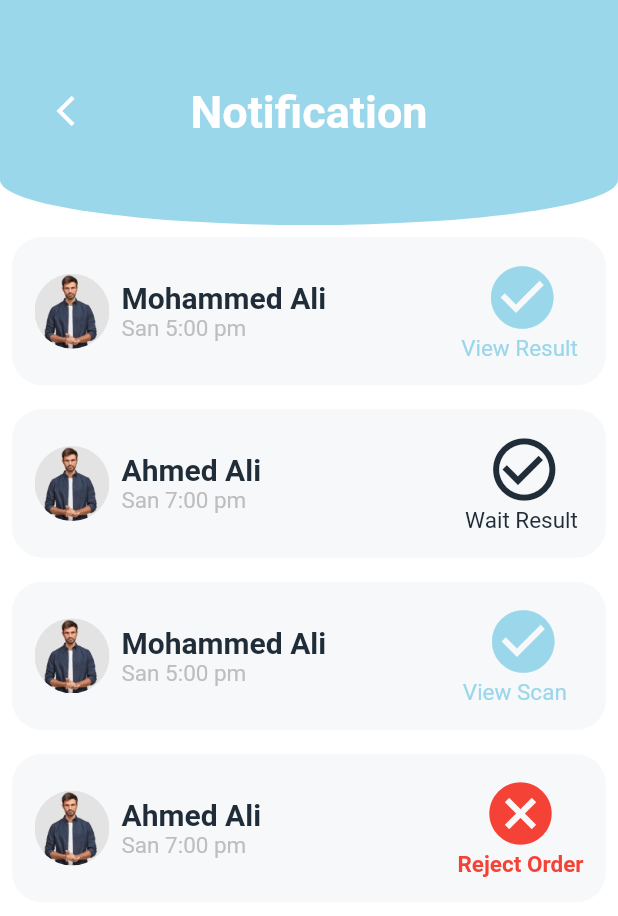
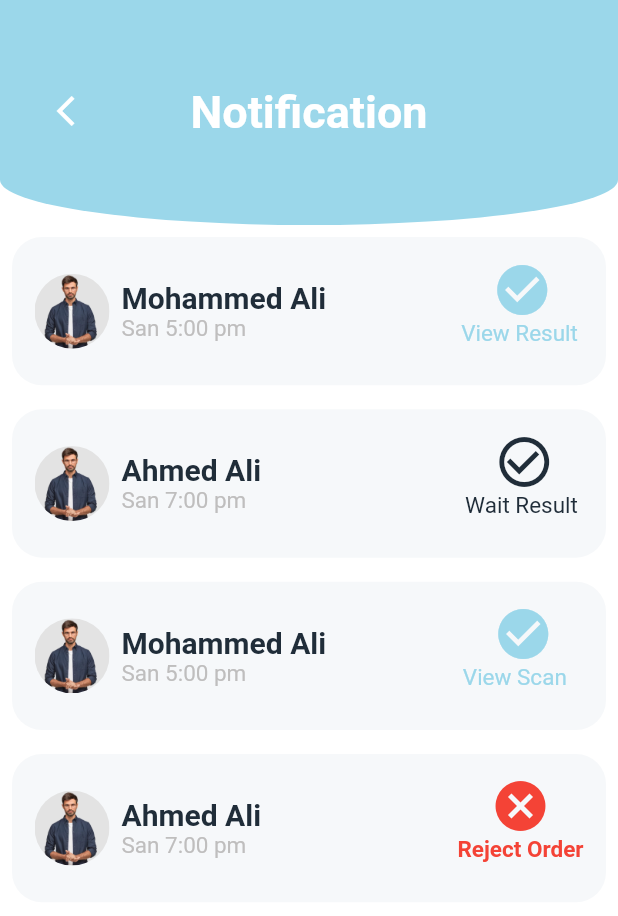
Before and after one commit to Shorouk335/Graduation_Project-Top_Care-, a Flutter app: the Pharmacy screen opened by its route, after a tap on the "arrow back ios" icon, after a tap on the "notifications none" icon, on a phone screen of 412 x 824 dp. Shown: the top 916 px of the screen. Run offline on Flutter 3.47's test engine with Material 2 defaults, Android fonts, the light colour scheme and no system bars; our stand-ins replace animated_text_kit, awesome_dialog, bloc, cloud_firestore, firebase_auth, firebase_core and 7 more; missing offline and left inert: day_picker; accounts and stored records are empty.

Commit message:
first commit

```diff
--- a/lib/Presentaion/Screen_View/Examin/Exmaine_page.dart
+++ b/lib/Presentaion/Screen_View/Examin/Exmaine_page.dart
@@ -144,11 +144,11 @@ class _ExmainePageState extends State<ExmainePage> {
             if (Scan_Xray_Cubit.scan_xray_Img_model?.Img_Xray != null) {
               print("start");
               final request = http.MultipartRequest("POST",
-                  Uri.parse("https://822d-41-237-228-139.ngrok-free.app"));
+                  Uri.parse("https://e335-41-237-228-139.ngrok-free.app"));
               print(request);
               print("finish");
               final header = {
-                "Content-type": "multipart/form-data",
+               "Content-type": "multipart/form-data",
                 "Accept": "application/json"
               };
               await Image.file(File(widget.file!.path));
--- a/lib/Presentaion/Screen_View/Know_About_Pneumonia/Know_About_Pneumonia.dart
+++ b/lib/Presentaion/Screen_View/Know_About_Pneumonia/Know_About_Pneumonia.dart
@@ -128,7 +128,7 @@ class _KnowAboutPheumoniaState extends State<KnowAboutPheumonia> {
                               fit: BoxFit.cover,
                             ),
                             const SizedBox(
-                              height: 5,
+                              height: 2,
                             ),
                             Text(
                               items[index].title,
--- a/lib/Presentaion/Screen_View/Notification/Notification_Style.dart
+++ b/lib/Presentaion/Screen_View/Notification/Notification_Style.dart
@@ -54,12 +54,12 @@ Widget Public_Patient_Notification({
                   ? Icon(
                       Icons.cancel,
                       color: Colors.red,
-                      size: 50,
+                      size: 40,
                     )
                   : Icon(
                       Icons.check_circle_outline,
                       color: ColorManager.DarkColorOnly,
-                      size: 50,
+                      size: 40,
                     ),
               Text(
                 IconTxt,
@@ -128,7 +128,7 @@ Widget View_Result_Patient_Notification({
                 Icon(
                   Icons.check_circle,
                   color: ColorManager.BlueBasiColor,
-                  size: 50,
+                  size: 40,
                 ),
                 Text(
                   IconTxt!,
@@ -197,7 +197,7 @@ Widget View_Scan_Doctor_Notification({
                 Icon(
                   Icons.check_circle,
                   color: ColorManager.BlueBasiColor,
-                  size: 50,
+                  size: 40,
                 ),
                 Text(
                   IconTxt!,
--- a/lib/Presentaion/Screen_View/Pharmcy.dart
+++ b/lib/Presentaion/Screen_View/Pharmcy.dart
@@ -69,7 +69,7 @@ class Pharmacy extends StatelessWidget {
           mainAxisAlignment: MainAxisAlignment.spaceBetween,
           children: [
             Padding(
-              padding: const EdgeInsets.all(8.0),
+              padding: const EdgeInsets.only(top: 8,bottom: 8, left: 8),
               child: Container(
                 height: 180,
                 width: 180,
@@ -86,7 +86,7 @@ class Pharmacy extends StatelessWidget {
               ),
             ),
             Padding(
-              padding: const EdgeInsets.all(8.0),
+              padding: const EdgeInsets.only(top: 8,bottom: 8),
               child: Column(
                 crossAxisAlignment: CrossAxisAlignment.start,
                 mainAxisAlignment: MainAxisAlignment.spaceBetween,
@@ -171,7 +171,7 @@ class Pharmacy extends StatelessWidget {
               ),
             ),
             const SizedBox(
-              width: 8,
+              width: 2,
             )
           ],
         ),
```
Also changed, not shown: lib/Presentaion/Screen_View/Profile/patient_setting.dart (+5 -5 lines).
